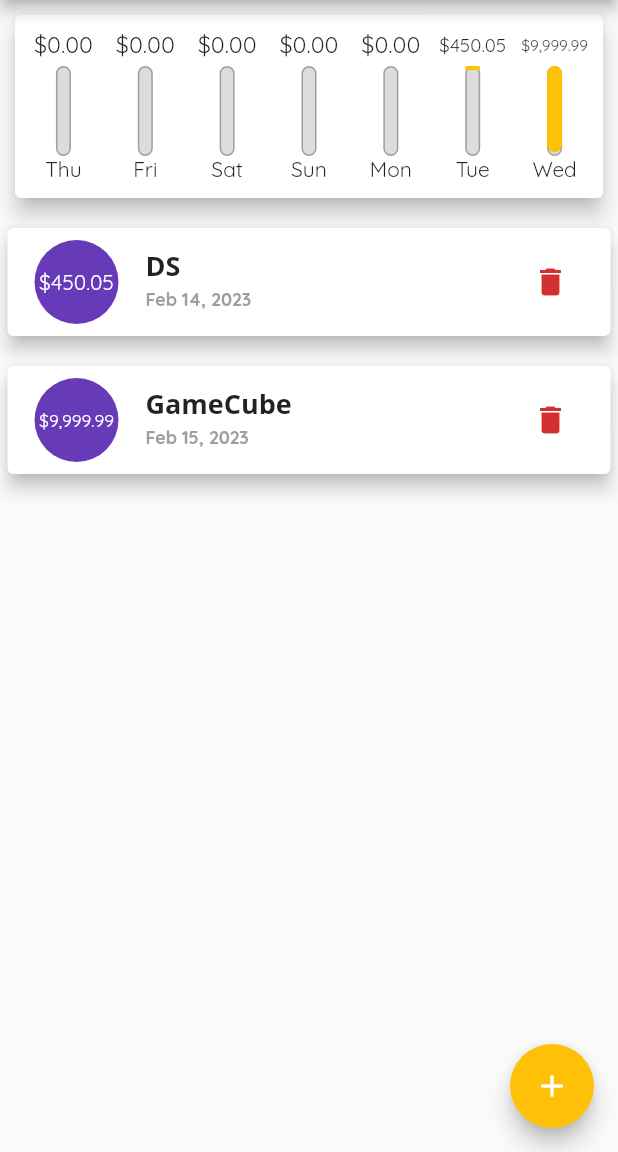
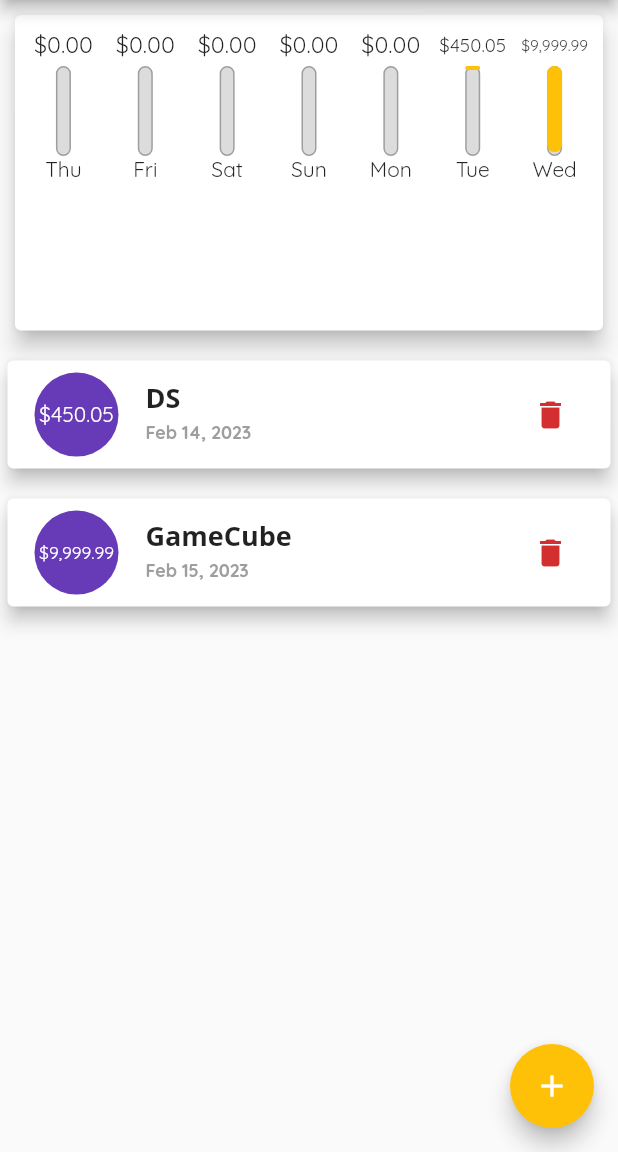
Before and after one commit to Slackoth/flutter-complete-guide, a Flutter app: the screen it shows after launch, on a phone screen of 412 x 824 dp, the part 84-1236 px from its top. Run offline on Flutter 3.47's test engine with Material 2 defaults, Android fonts, the phone set to English and light mode, and no system bars; our stand-ins replace logger.

Commit message:
[ADDED] Transaction list and  transaction chart height calculated dynamically

```diff
--- a/projects/expenses_app/lib/main.dart
+++ b/projects/expenses_app/lib/main.dart
@@ -94,18 +94,29 @@ class _HomePageState extends State<HomePage> {
 
   @override
   Widget build(BuildContext context) {
+    final AppBar appBar = AppBar(
+      title: const Text('Expenses App'),
+      actions: [
+        IconButton(onPressed: () => _startAddNewTransaction(context), icon: const Icon(Icons.add))
+      ],
+    );
+
+    final double availableSpace =
+      MediaQuery.of(context).size.height - appBar.preferredSize.height - MediaQuery.of(context).padding.top;
+
     return Scaffold(
-      appBar: AppBar(
-        title: const Text('Expenses App'),
-        actions: [
-          IconButton(onPressed: () => _startAddNewTransaction(context), icon: const Icon(Icons.add))
-        ],
-      ),
+      appBar: appBar,
       body: SingleChildScrollView(
         child: Column(
           children: <Widget>[
-            TransactionChart(recentTransactions: _recentTransactions),
-            TransactionList(transactions: _transactions, deleteTransaction: _deleteTransaction)
+            SizedBox(
+              height: availableSpace * 0.3,
+              child: TransactionChart(recentTransactions: _recentTransactions)
+            ),
+            SizedBox(
+              height: availableSpace * 0.7,
+              child: TransactionList(transactions: _transactions, deleteTransaction: _deleteTransaction)
+            )
           ]
         ),
       ),
--- a/projects/expenses_app/lib/widgets/transaction_list.dart
+++ b/projects/expenses_app/lib/widgets/transaction_list.dart
@@ -12,7 +12,7 @@ class TransactionList extends StatelessWidget {
   @override
   Widget build(BuildContext context) {
     return SizedBox(
-      height: 300, // List view needs a fixed space
+      // height: 300, // List view needs a fixed space
         child: transactions.isEmpty ?
          Column(children: <Widget>[
           Text('No expenses...', style: Theme.of(context).textTheme.titleLarge,),
--- a/projects/expenses_app/lib/widgets/user_transactions.dart
+++ b/projects/expenses_app/lib/widgets/user_transactions.dart
@@ -47,7 +47,7 @@ class _UserTransactionsState extends State<UserTransactions> {
   Widget build(BuildContext context) {
     return Column(children: [
       TransactionForm(addNewTransaction: _addNewTransaction,),
-      TransactionList(transactions: _transactions)
+      TransactionList(transactions: _transactions, deleteTransaction: () {},)
     ]);
   }
 }
```
